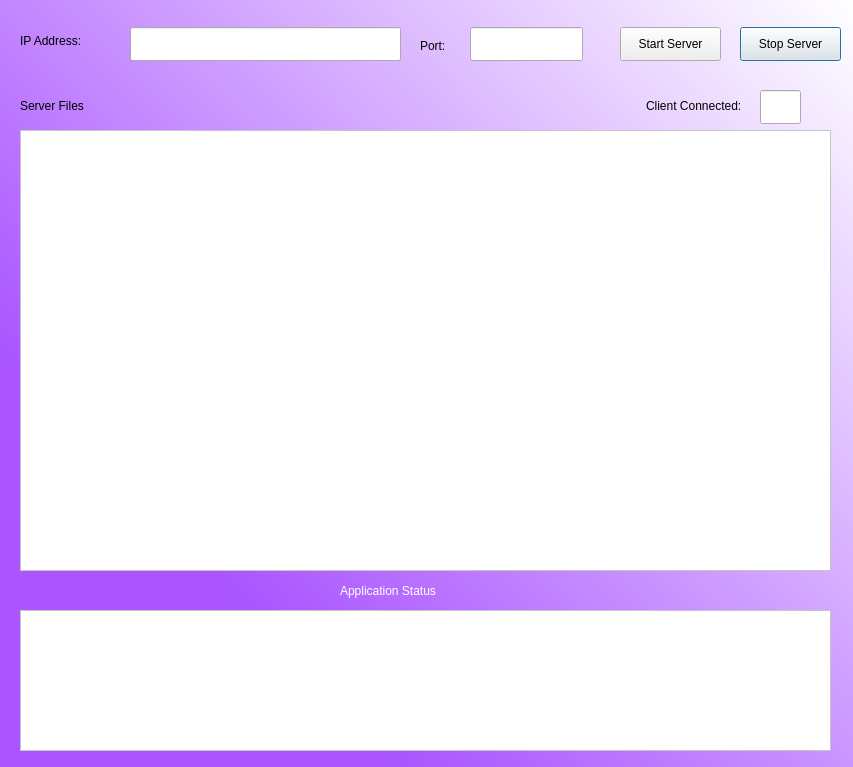
Above: serverGUI.ui from ShahriarDhruvo/FTP-Client before the change. Below: the same form after it.
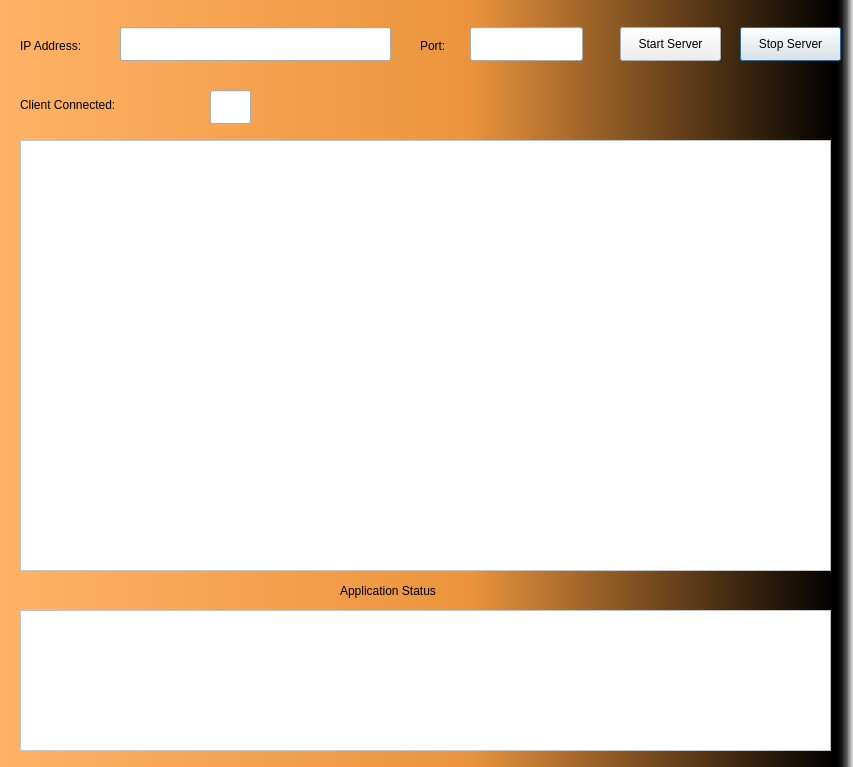
That is the form after the change.

Patch:
```diff
--- a/serverGUI.ui
+++ b/serverGUI.ui
@@ -15,7 +15,8 @@
   </property>
   <property name="styleSheet">
    <string notr="true">QDialog#Dialog{
-background-color:qlineargradient(spread:pad, x1:0.073, y1:0.806, x2:1, y2:0, stop:0.142105 rgba(170, 85, 255, 255), stop:1 rgba(255, 255, 255, 255));}</string>
+background-color:
+qlineargradient(spread:pad, x1:0, y1:0, x2:1, y2:0, stop:0 rgba(255, 178, 102, 255), stop:0.55 rgba(235, 148, 61, 255), stop:0.98 rgba(0, 0, 0, 255), stop:1 rgba(0, 0, 0, 0));}</string>
   </property>
   <widget class="QTextBrowser" name="statusBox">
    <property name="geometry">
@@ -40,7 +41,7 @@
     </rect>
    </property>
    <property name="styleSheet">
-    <string notr="true">font: 75 12pt &quot;MS Shell Dlg 2&quot;;color:white</string>
+    <string notr="true">font: 75 12pt &quot;MS Shell Dlg 2&quot;;color:black</string>
    </property>
    <property name="text">
     <string>Application Status</string>
@@ -50,9 +51,9 @@
    <property name="geometry">
     <rect>
      <x>20</x>
-     <y>130</y>
+     <y>140</y>
      <width>811</width>
-     <height>441</height>
+     <height>431</height>
     </rect>
    </property>
    <property name="styleSheet">
@@ -68,27 +69,11 @@
       <x>0</x>
       <y>0</y>
       <width>809</width>
-      <height>439</height>
+      <height>429</height>
      </rect>
     </property>
    </widget>
   </widget>
-  <widget class="QLabel" name="label_2">
-   <property name="geometry">
-    <rect>
-     <x>20</x>
-     <y>90</y>
-     <width>141</width>
-     <height>31</height>
-    </rect>
-   </property>
-   <property name="styleSheet">
-    <string notr="true">font: 75 18pt &quot;MS Shell Dlg 2&quot;;</string>
-   </property>
-   <property name="text">
-    <string>Server Files</string>
-   </property>
-  </widget>
   <widget class="QPushButton" name="stopServerButton">
    <property name="geometry">
     <rect>
@@ -119,9 +104,9 @@
    <property name="geometry">
     <rect>
      <x>20</x>
-     <y>20</y>
+     <y>30</y>
      <width>111</width>
-     <height>41</height>
+     <height>31</height>
     </rect>
    </property>
    <property name="styleSheet">
@@ -150,7 +135,7 @@
   <widget class="QLineEdit" name="ipField">
    <property name="geometry">
     <rect>
-     <x>130</x>
+     <x>120</x>
      <y>27</y>
      <width>271</width>
      <height>34</height>
@@ -170,7 +155,7 @@
   <widget class="QLineEdit" name="clientCount">
    <property name="geometry">
     <rect>
-     <x>760</x>
+     <x>210</x>
      <y>90</y>
      <width>41</width>
      <height>34</height>
@@ -180,12 +165,15 @@
   <widget class="QLabel" name="label_5">
    <property name="geometry">
     <rect>
-     <x>646</x>
+     <x>20</x>
      <y>90</y>
-     <width>131</width>
-     <height>31</height>
+     <width>181</width>
+     <height>30</height>
     </rect>
    </property>
+   <property name="styleSheet">
+    <string notr="true">font: 75 14pt &quot;MS Shell Dlg 2&quot;;;color:black</string>
+   </property>
    <property name="text">
     <string>Client Connected:</string>
    </property>
```
Left out of the diff: 4 changed lines with no effect on the pictures.
